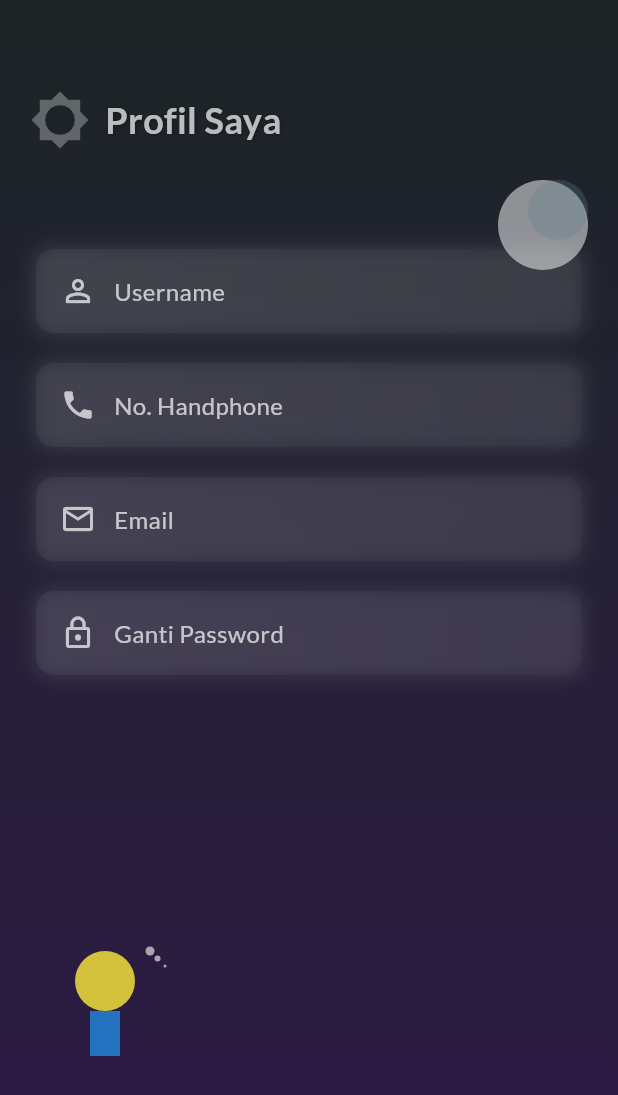
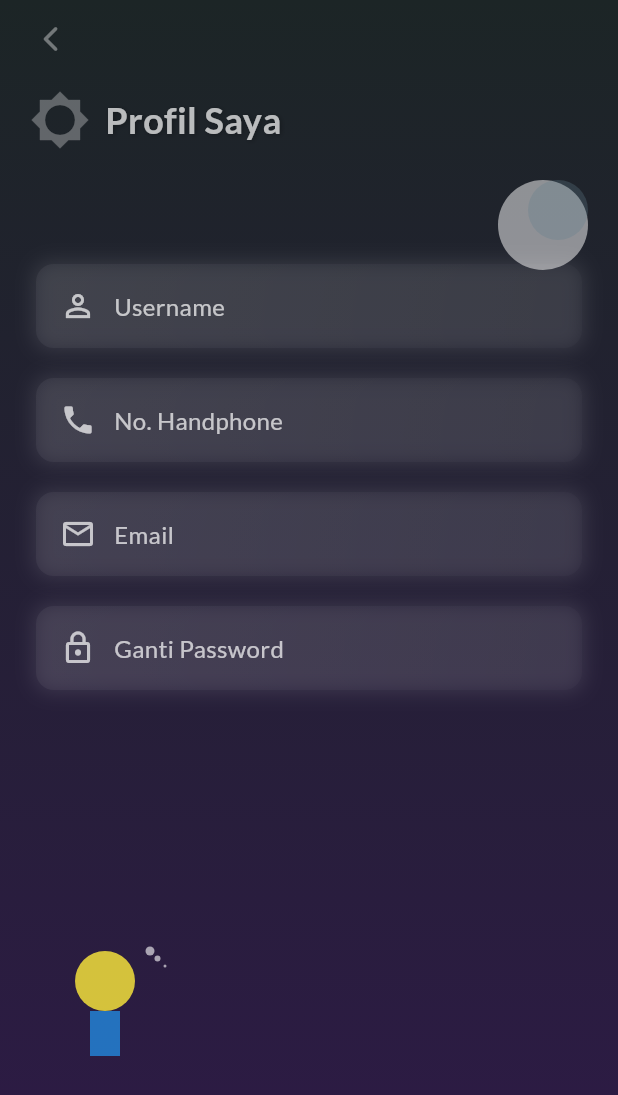
Before and after one commit to riziqhilmi/Insomnia-Mobile, a Flutter app: the SecurityPrivacyScreen screen opened directly with empty values, on a phone screen of 412 x 824 dp. Shown: the top 1095 px of the screen. Run offline on Flutter 3.47's test engine with Material 3 defaults, Android fonts, the phone set to English and light mode, and no system bars; drawn by our look-alikes of animated_background; our stand-ins replace get, google_fonts, shared_preferences; accounts and stored records are empty.

Commit message:
update koneksi

```diff
--- a/lib/screens/security_privacy_screen.dart
+++ b/lib/screens/security_privacy_screen.dart
@@ -65,21 +65,22 @@ class _SecurityPrivacyScreenState extends State<SecurityPrivacyScreen>
                   begin: Alignment.topCenter,
                   end: Alignment.bottomCenter,
                   colors: [
-                    Color(0xFF1C2526), // Biru gelap
-                    Color(0xFF2E1A47), // Ungu muda
+                    Color(0xFF1C2526),
+                    Color(0xFF2E1A47),
                   ],
                 ),
               ),
             ),
           ),
 
-          // Elemen dekoratif (Bulan dan Karakter Tidur)
+          // Elemen dekoratif
           Positioned(
             top: 60,
             left: 20,
             child: Row(
               children: [
-                const Icon(Icons.brightness_low, size: 40, color: Colors.white30),
+                const Icon(Icons.brightness_low,
+                    size: 40, color: Colors.white30),
                 const SizedBox(width: 10),
                 Text(
                   "Profil Saya",
@@ -123,13 +124,23 @@ class _SecurityPrivacyScreenState extends State<SecurityPrivacyScreen>
               child: Column(
                 crossAxisAlignment: CrossAxisAlignment.start,
                 children: [
-                  const SizedBox(height: 150), // Jarak dari elemen dekoratif
+                  // Tombol kembali
+                  GestureDetector(
+                    onTap: () => Navigator.pop(context),
+                    child: const Icon(
+                      Icons.arrow_back_ios_rounded,
+                      color: Colors.white38,
+                      size: 20,
+                    ),
+                  ),
+                  const SizedBox(height: 20),
+
+                  const SizedBox(height: 120), // Jarak dari elemen dekoratif
                   _buildProfileItem(
                     icon: Icons.person_outline,
                     title: "Username",
                     value: widget.username,
                     onTap: () {
-                      // Navigasi ke halaman edit username
                       print("Edit Username");
                     },
                   ),
@@ -139,7 +150,6 @@ class _SecurityPrivacyScreenState extends State<SecurityPrivacyScreen>
                     title: "No. Handphone",
                     value: widget.phone,
                     onTap: () {
-                      // Navigasi ke halaman edit nomor handphone
                       print("Edit No. Handphone");
                     },
                   ),
@@ -149,7 +159,6 @@ class _SecurityPrivacyScreenState extends State<SecurityPrivacyScreen>
                     title: "Email",
                     value: widget.email,
                     onTap: () {
-                      // Navigasi ke halaman edit email
                       print("Edit Email");
                     },
                   ),
@@ -159,7 +168,6 @@ class _SecurityPrivacyScreenState extends State<SecurityPrivacyScreen>
                     title: "Ganti Password",
                     value: "",
                     onTap: () {
-                      // Navigasi ke halaman ganti password
                       print("Ganti Password");
                     },
                   ),
@@ -242,7 +250,8 @@ class MoonPainter extends CustomPainter {
     final darkPaint = Paint()
       ..color = Colors.blueGrey.withOpacity(0.3)
       ..style = PaintingStyle.fill;
-    canvas.drawCircle(Offset(size.width / 2 + 10, size.height / 2 - 10), 20, darkPaint);
+    canvas.drawCircle(
+        Offset(size.width / 2 + 10, size.height / 2 - 10), 20, darkPaint);
   }
 
   @override
@@ -259,7 +268,7 @@ class SleepingCharacterPainter extends CustomPainter {
     // Kepala karakter
     canvas.drawCircle(Offset(size.width / 2, size.height / 2 - 20), 20, paint);
 
-    // Badan (sederhana)
+    // Badan
     final bodyPaint = Paint()
       ..color = Colors.blue.withOpacity(0.7)
       ..style = PaintingStyle.fill;
@@ -268,13 +277,16 @@ class SleepingCharacterPainter extends CustomPainter {
       bodyPaint,
     );
 
-    // Zzz (efek tidur)
+    // Zzz efek
     final zzzPaint = Paint()
       ..color = Colors.white.withOpacity(0.6)
       ..style = PaintingStyle.fill;
-    canvas.drawCircle(Offset(size.width / 2 + 30, size.height / 2 - 40), 3, zzzPaint);
-    canvas.drawCircle(Offset(size.width / 2 + 35, size.height / 2 - 35), 2, zzzPaint);
-    canvas.drawCircle(Offset(size.width / 2 + 40, size.height / 2 - 30), 1, zzzPaint);
+    canvas.drawCircle(
+        Offset(size.width / 2 + 30, size.height / 2 - 40), 3, zzzPaint);
+    canvas.drawCircle(
+        Offset(size.width / 2 + 35, size.height / 2 - 35), 2, zzzPaint);
+    canvas.drawCircle(
+        Offset(size.width / 2 + 40, size.height / 2 - 30), 1, zzzPaint);
   }
 
   @override
--- a/pubspec.yaml
+++ b/pubspec.yaml
@@ -36,7 +36,7 @@ dependencies:
     sdk: flutter
   get: ^4.7.2
   google_fonts: ^6.1.0
-  http: ^1.4.0
+  http: ^1.1.0
   shared_preferences: ^2.5.3
 
 dev_dependencies:
```
Also changed, not shown: lib/page/api_service.dart (added, +36 -0 lines), lib/page/profile_page.dart (+3 -4 lines), lib/screens/login_screen.dart (+29 -17 lines), lib/screens/register_screen.dart (+12 -28 lines).
